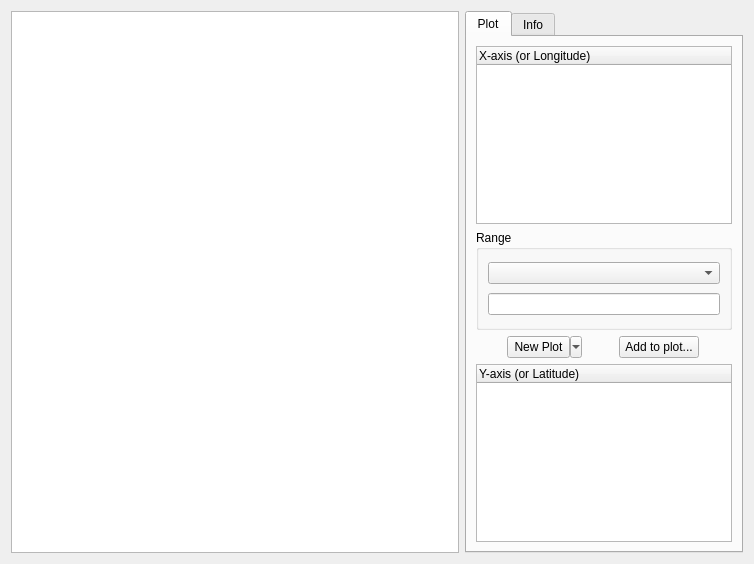
Qt form src/tablewidget.ui (noedigcode/GidPlot) before a commit.
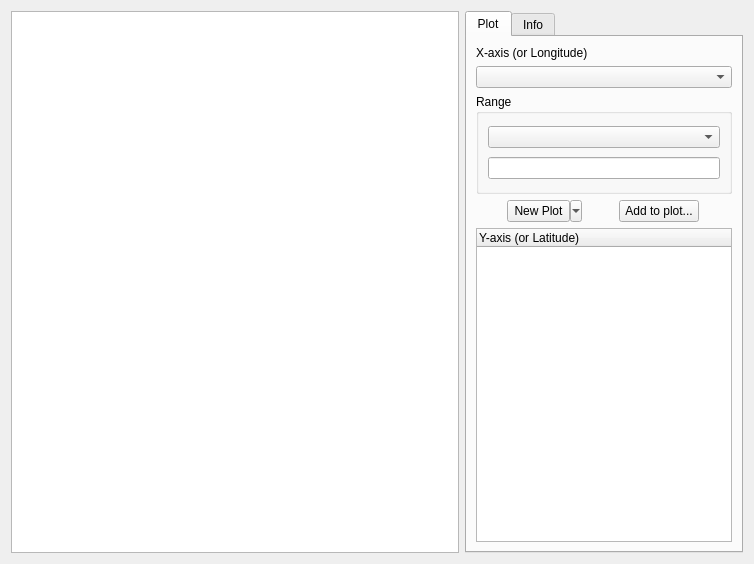
The same form after that commit. Icons and pictures are not drawn.

Commit message: Table widget: Change x-axis column selector from list to combo box.

Patch:
```diff
--- a/src/tablewidget.ui
+++ b/src/tablewidget.ui
@@ -34,20 +34,15 @@
       </attribute>
       <layout class="QVBoxLayout" name="verticalLayout">
        <item>
-        <widget class="QTreeWidget" name="treeWidget_cols_x">
-         <property name="sizePolicy">
-          <sizepolicy hsizetype="Minimum" vsizetype="Expanding">
-           <horstretch>0</horstretch>
-           <verstretch>0</verstretch>
-          </sizepolicy>
-         </property>
-         <column>
+        <widget class="QLabel" name="label_3">
           <property name="text">
            <string>X-axis (or Longitude)</string>
           </property>
-         </column>
         </widget>
        </item>
+       <item>
+        <widget class="QComboBox" name="comboBox_cols_x"/>
+       </item>
        <item>
         <widget class="QGroupBox" name="groupBox_2">
          <property name="minimumSize">
```
Lines whose indentation alone changed are shown as unchanged. The commit also changes 1 other file.
